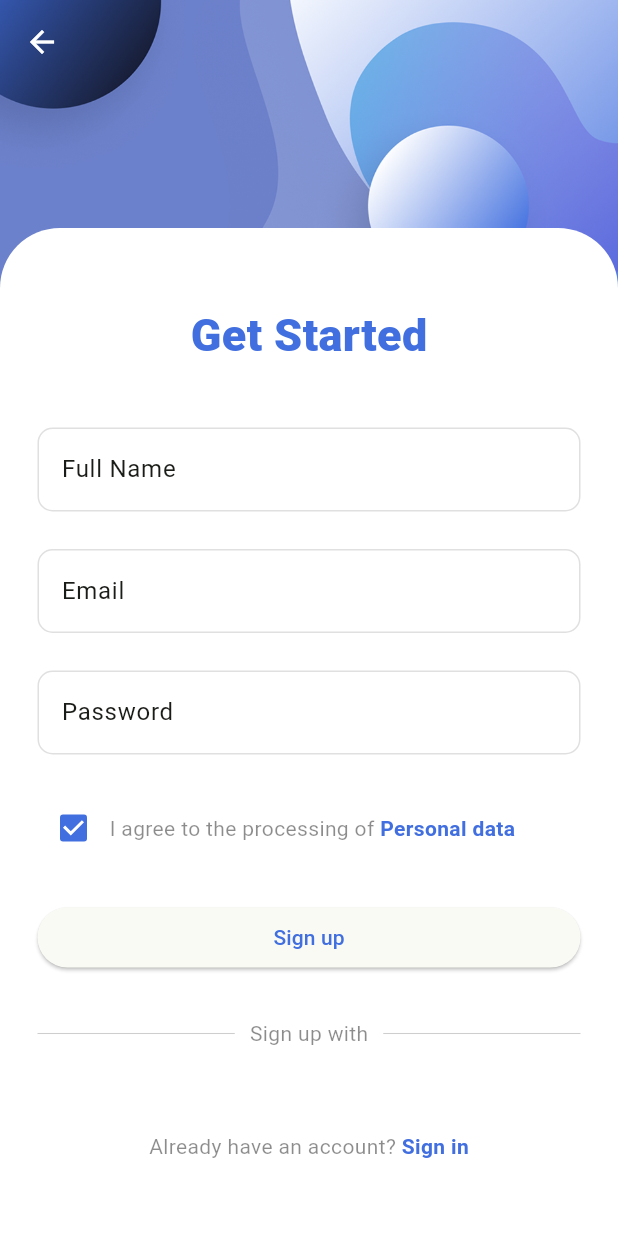
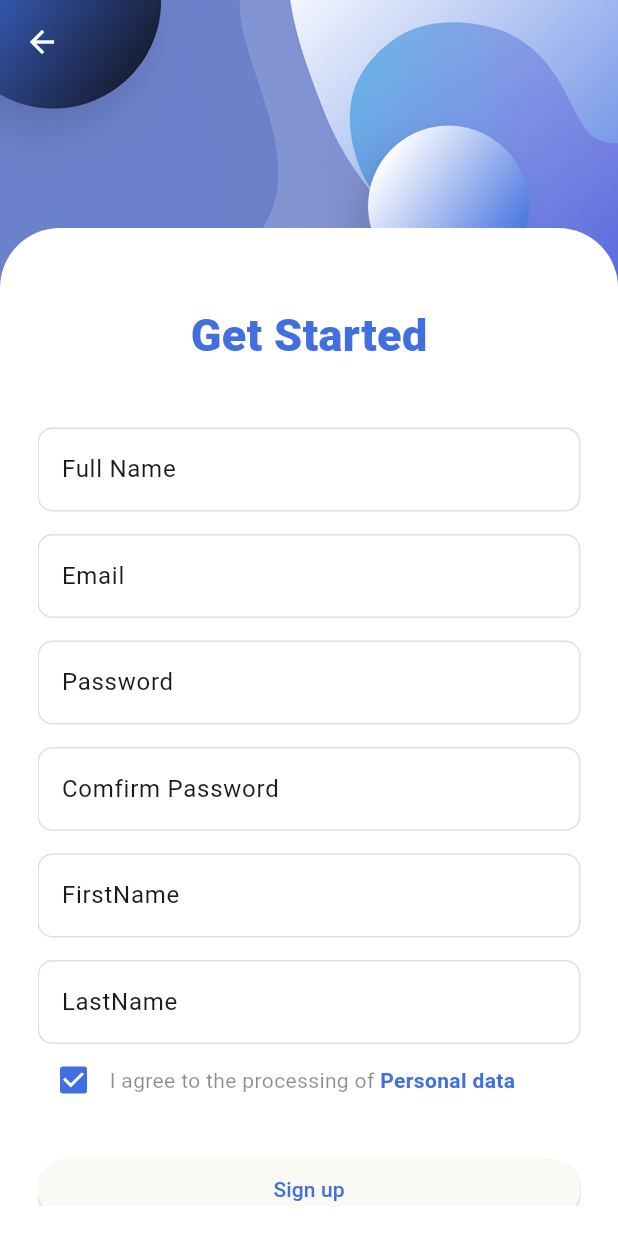
Before and after one commit to toannd8302/Real-estate-auction-system, a Flutter app: the SignUpScreen screen opened by its route, on a phone screen of 412 x 824 dp. Run offline on Flutter 3.47's test engine with Material 3 defaults, Android fonts, the light colour scheme and no system bars; our stand-ins replace font_awesome_flutter, line_awesome_flutter, salomon_bottom_bar.

Commit message:
Call Login API + Make ApiService + Create Model

```diff
--- /dev/null
+++ b/lib/models/authorized_user_model.dart
@@ -0,0 +1,66 @@
+import 'dart:convert';
+
+class AuthorizedUser {
+  String userId;
+  String userName;
+  String email;
+  int gender;
+  String firstName;
+  String lastName;
+  String passWord;
+  String cId;
+  DateTime dob;
+  AuthorizedUser({
+    required this.userId,
+    required this.userName,
+    required this.email,
+    required this.gender,
+    required this.firstName,
+    required this.lastName,
+    required this.passWord,
+    required this.cId,
+    required this.dob,
+  });
+
+  //String token;
+
+  Map<String, dynamic> toMap() {
+    final result = <String, dynamic>{};
+
+    result.addAll({'userId': userId});
+    result.addAll({'userName': userName});
+    result.addAll({'email': email});
+    result.addAll({'gender': gender});
+    result.addAll({'firstName': firstName});
+    result.addAll({'lastName': lastName});
+    result.addAll({'passWord': passWord});
+    result.addAll({'cId': cId});
+    result.addAll({'dob': dob.millisecondsSinceEpoch});
+
+    return result;
+  }
+
+  factory AuthorizedUser.fromMap(Map<String, dynamic> map) {
+    return AuthorizedUser(
+      userId: map['userId'] ?? '',
+      userName: map['userName'] ?? '',
+      email: map['email'] ?? '',
+      gender: map['gender']?.toInt() ?? 0,
+      firstName: map['firstName'] ?? '',
+      lastName: map['lastName'] ?? '',
+      passWord: map['passWord'] ?? '',
+      cId: map['cId'] ?? '',
+      dob: DateTime.fromMillisecondsSinceEpoch(map['dob']),
+    );
+  }
+
+  String toJson() => json.encode(toMap());
+
+  factory AuthorizedUser.fromJson(String source) =>
+      AuthorizedUser.fromMap(json.decode(source));
+
+  @override
+  String toString() {
+    return 'AuthorizedUser(userId: $userId, userName: $userName, email: $email, gender: $gender, firstName: $firstName, lastName: $lastName, passWord: $passWord, cId: $cId, dob: $dob)';
+  }
+}
--- a/lib/pages/signup_screen.dart
+++ b/lib/pages/signup_screen.dart
@@ -15,6 +15,124 @@ class _SignUpScreenState extends State<SignUpScreen> {
   bool agreePersonalData = true;
   @override
   Widget build(BuildContext context) {
+    //Local variable describe input decoration
+    var inputDecorationEmail = InputDecoration(
+      label: const Text('Email'),
+      hintText: 'Enter Email',
+      hintStyle: const TextStyle(
+        color: Colors.black26,
+      ),
+      border: OutlineInputBorder(
+        borderSide: const BorderSide(
+          color: Colors.black12, // Default border color
+        ),
+        borderRadius: BorderRadius.circular(10),
+      ),
+      enabledBorder: OutlineInputBorder(
+        borderSide: const BorderSide(
+          color: Colors.black12, // Default border color
+        ),
+        borderRadius: BorderRadius.circular(10),
+      ),
+    );
+    var inputDecorationFullName = InputDecoration(
+      label: const Text('Full Name'),
+      hintText: 'Enter Full Name',
+      hintStyle: const TextStyle(
+        color: Colors.black26,
+      ),
+      border: OutlineInputBorder(
+        borderSide: const BorderSide(
+          color: Colors.black12, // Default border color
+        ),
+        borderRadius: BorderRadius.circular(10),
+      ),
+      enabledBorder: OutlineInputBorder(
+        borderSide: const BorderSide(
+          color: Colors.black12, // Default border color
+        ),
+        borderRadius: BorderRadius.circular(10),
+      ),
+    );
+    var inputDecorationPassword = InputDecoration(
+      label: const Text('Password'),
+      hintText: 'Enter Password',
+      hintStyle: const TextStyle(
+        color: Colors.black26,
+      ),
+      border: OutlineInputBorder(
+        borderSide: const BorderSide(
+          color: Colors.black12, // Default border color
+        ),
+        borderRadius: BorderRadius.circular(10),
+      ),
+      enabledBorder: OutlineInputBorder(
+        borderSide: const BorderSide(
+          color: Colors.black12, // Default border color
+        ),
+        borderRadius: BorderRadius.circular(10),
+      ),
+    );
+    var inputDecorationComfirmPassword = InputDecoration(
+      label: const Text('Comfirm Password'),
+      hintText: 'Enter Password',
+      hintStyle: const TextStyle(
+        color: Colors.black26,
+      ),
+      border: OutlineInputBorder(
+        borderSide: const BorderSide(
+          color: Colors.black12, // Default border color
+        ),
+        borderRadius: BorderRadius.circular(10),
+      ),
+      enabledBorder: OutlineInputBorder(
+        borderSide: const BorderSide(
+          color: Colors.black12, // Default border color
+        ),
+        borderRadius: BorderRadius.circular(10),
+      ),
+    );
+    var inputDecorationFirstName = InputDecoration(
+      label: const Text('FirstName'),
+      hintText: 'Enter FirstName',
+      hintStyle: const TextStyle(
+        color: Colors.black26,
+      ),
+      border: OutlineInputBorder(
+        borderSide: const BorderSide(
+          color: Colors.black12, // Default border color
+        ),
+        borderRadius: BorderRadius.circular(10),
+      ),
+      enabledBorder: OutlineInputBorder(
+        borderSide: const BorderSide(
+          color: Colors.black12, // Default border color
+        ),
+        borderRadius: BorderRadius.circular(10),
+      ),
+    );
+    var inputDecorationLastName = InputDecoration(
+      label: const Text('LastName'),
+      hintText: 'Enter LastName',
+      hintStyle: const TextStyle(
+        color: Colors.black26,
+      ),
+      border: OutlineInputBorder(
+        borderSide: const BorderSide(
+          color: Colors.black12, // Default border color
+        ),
+        borderRadius: BorderRadius.circular(10),
+      ),
+      enabledBorder: OutlineInputBorder(
+        borderSide: const BorderSide(
+          color: Colors.black12, // Default border color
+        ),
+        borderRadius: BorderRadius.circular(10),
+      ),
+    );
+    //datOfBirth
+    //gender
+    //cityzenId
     return CustomScafford(
       child: Column(
         children: [
@@ -62,28 +180,10 @@ class _SignUpScreenState extends State<SignUpScreen> {
                           }
                           return null;
                         },
-                        decoration: InputDecoration(
-                          label: const Text('Full Name'),
-                          hintText: 'Enter Full Name',
-                          hintStyle: const TextStyle(
-                            color: Colors.black26,
-                          ),
-                          border: OutlineInputBorder(
-                            borderSide: const BorderSide(
-                              color: Colors.black12, // Default border color
-                            ),
-                            borderRadius: BorderRadius.circular(10),
-                          ),
-                          enabledBorder: OutlineInputBorder(
-                            borderSide: const BorderSide(
-                              color: Colors.black12, // Default border color
-                            ),
-                            borderRadius: BorderRadius.circular(10),
-                          ),
-                        ),
+                        decoration: inputDecorationFullName,
                       ),
                       const SizedBox(
-                        height: 25.0,
+                        height: 15.0,
                       ),
                       // email
                       TextFormField(
@@ -93,28 +193,10 @@ class _SignUpScreenState extends State<SignUpScreen> {
                           }
                           return null;
                         },
-                        decoration: InputDecoration(
-                          label: const Text('Email'),
-                          hintText: 'Enter Email',
-                          hintStyle: const TextStyle(
-                            color: Colors.black26,
-                          ),
-                          border: OutlineInputBorder(
-                            borderSide: const BorderSide(
-                              color: Colors.black12, // Default border color
-                            ),
-                            borderRadius: BorderRadius.circular(10),
-                          ),
-                          enabledBorder: OutlineInputBorder(
-                            borderSide: const BorderSide(
-                              color: Colors.black12, // Default border color
-                            ),
-                            borderRadius: BorderRadius.circular(10),
-                          ),
-                        ),
+                        decoration: inputDecorationEmail,
                       ),
                       const SizedBox(
-                        height: 25.0,
+                        height: 15.0,
                       ),
                       // password
                       TextFormField(
@@ -126,28 +208,45 @@ class _SignUpScreenState extends State<SignUpScreen> {
                           }
                           return null;
                         },
-                        decoration: InputDecoration(
-                          label: const Text('Password'),
-                          hintText: 'Enter Password',
-                          hintStyle: const TextStyle(
-                            color: Colors.black26,
-                          ),
-                          border: OutlineInputBorder(
-                            borderSide: const BorderSide(
-                              color: Colors.black12, // Default border color
-                            ),
-                            borderRadius: BorderRadius.circular(10),
-                          ),
-                          enabledBorder: OutlineInputBorder(
-                            borderSide: const BorderSide(
-                              color: Colors.black12, // Default border color
-                            ),
-                            borderRadius: BorderRadius.circular(10),
-                          ),
-                        ),
+                        decoration: inputDecorationPassword,
                       ),
                       const SizedBox(
-                        height: 25.0,
+                        height: 15.0,
+                      ),
+                      TextFormField(
+                        obscureText: true,
+                        obscuringCharacter: '*',
+                        validator: (value) {
+                          if (value == null || value.isEmpty) {
+                            return 'Please Confirm Password';
+                          }
+                          return null;
+                        },
+                        decoration: inputDecorationComfirmPassword,
+                      ),
+                      const SizedBox(
+                        height: 15.0,
+                      ),
+                      TextFormField(
+                        validator: (value) {
+                          if (value == null || value.isEmpty) {
+                            return 'Please enter FirstName';
+                          }
+                          return null;
+                        },
+                        decoration: inputDecorationFirstName,
+                      ),
+                      const SizedBox(
+                        height: 15.0,
+                      ),
+                      TextFormField(
+                        validator: (value) {
+                          if (value == null || value.isEmpty) {
+                            return 'Please enter LatsName';
+                          }
+                          return null;
+                        },
+                        decoration: inputDecorationLastName,
                       ),
                       // i agree to the processing
                       Row(
--- a/pubspec.yaml
+++ b/pubspec.yaml
@@ -41,6 +41,7 @@ dependencies:
   salomon_bottom_bar: ^3.3.2
   flutter_screenutil: ^5.0.2
   line_awesome_flutter: ^2.0.0
+  http: ^0.13.3
 dev_dependencies:
   flutter_test:
     sdk: flutter
```
Also changed, not shown: lib/pages/login_screen.dart (+65 -11 lines), lib/service/api_service.dart (added, +52 -0 lines), lib/models/admin_model.dart (added), lib/models/member_model.dart (added), lib/models/staff_model.dart (added), pubspec.lock.
